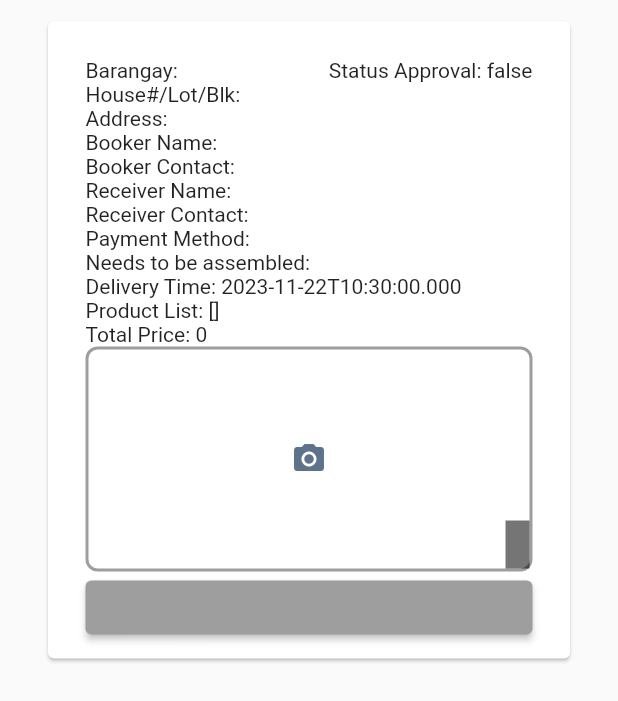
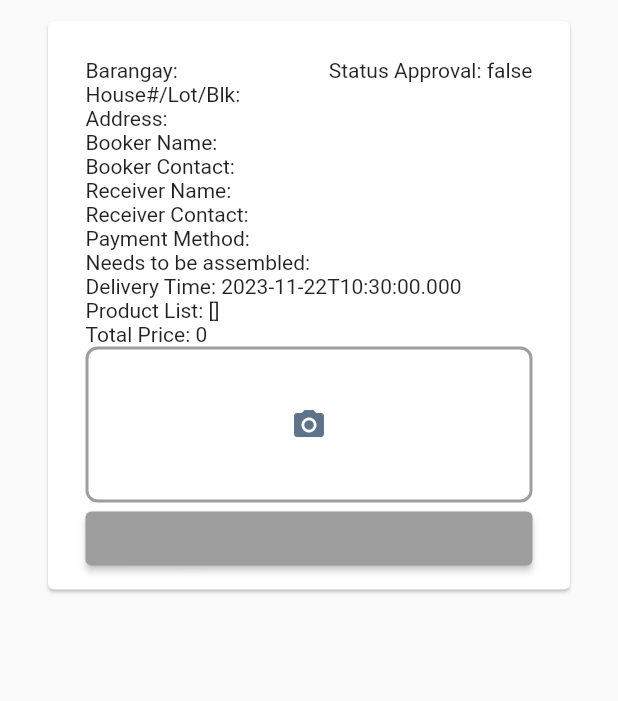
Before and after one commit to mrHeinrichh/J.E-Moral-Driver-Mobile-App, a Flutter app: the PickedUpCard widget shown alone on an empty page, opened directly with empty values, after a tap on the "camera alt" icon, on a phone screen of 412 x 824 dp. Shown: the top 701 px of the screen. Run offline on Flutter 3.47's test engine with Material 2 defaults, Android fonts, the phone set to English and light mode, and no system bars; our stand-ins replace image_picker; network calls fail.

```diff
--- a/lib/widgets/custom_cards.dart
+++ b/lib/widgets/custom_cards.dart
@@ -32,6 +32,10 @@ class CustomCard extends StatelessWidget {
                 child: Column(
                   crossAxisAlignment: CrossAxisAlignment.start,
                   children: [
+                    Text(
+                      "Transaction id: ${transactionData['_id']}",
+                      style: customTextStyle,
+                    ),
                     Row(
                       mainAxisAlignment: MainAxisAlignment.spaceBetween,
                       children: [
--- a/lib/widgets/pickup_card.dart
+++ b/lib/widgets/pickup_card.dart
@@ -1,8 +1,7 @@
 import 'dart:io';
-
-import 'package:driver_app/widgets/card_button.dart';
 import 'package:flutter/material.dart';
 import 'package:image_picker/image_picker.dart';
+import 'package:driver_app/widgets/card_button.dart';
 
 class PickedUpCard extends StatefulWidget {
   final TextStyle customTextStyle;
@@ -24,9 +23,10 @@ class PickedUpCard extends StatefulWidget {
 }
 
 class _PickedUpCardState extends State<PickedUpCard> {
-  File? _image;
-  bool _imageCaptured = false;
+  File? _image; // Variable to store the picked image
+  bool _imageCaptured = false; // Flag to check if an image is captured
 
+  // Function to get an image from the camera
   Future<void> _getImageFromCamera() async {
     final pickedFile =
         await ImagePicker().pickImage(source: ImageSource.camera);
@@ -34,27 +34,28 @@ class _PickedUpCardState extends State<PickedUpCard> {
     if (pickedFile != null) {
       setState(() {
         _image = File(pickedFile.path);
-        _imageCaptured = true; // Image has been captured
+        _imageCaptured = true; // Set the flag to true when an image is captured
       });
     }
   }
 
+  // Function to delete the captured image
   void _deleteImage() {
     setState(() {
       _image = null;
-      _imageCaptured = false;
+      _imageCaptured = false; // Set the flag to false when the image is deleted
     });
   }
 
   @override
   Widget build(BuildContext context) {
     return Padding(
-      padding: const EdgeInsets.fromLTRB(28, 10, 28, 10),
+      padding: EdgeInsets.fromLTRB(28, 10, 28, 10),
       child: Column(
         children: [
           Card(
             child: Padding(
-              padding: const EdgeInsets.fromLTRB(25, 25, 25, 10),
+              padding: EdgeInsets.fromLTRB(25, 25, 25, 10),
               child: Column(
                 crossAxisAlignment: CrossAxisAlignment.start,
                 children: [
@@ -116,31 +117,56 @@ class _PickedUpCardState extends State<PickedUpCard> {
                     "Total Price: ${widget.transactionData['total']}",
                     style: widget.customTextStyle,
                   ),
-
                   GestureDetector(
                     onTap: () {
+                      // Toggle between capturing image and deleting image
                       if (_imageCaptured) {
-                        _deleteImage(); // Handle image deletion
+                        _deleteImage();
                       } else {
-                        _getImageFromCamera(); // Handle the click action
+                        _getImageFromCamera();
                       }
                     },
-                    child: Container(
+                    child: Stack(
+                      children: [
+                        _imageCaptured
+                            ? Container(
                                 decoration: BoxDecoration(
                                   border: Border.all(
-                          color: Colors.grey, // Set the border color
-                          width: 2.0, // Set the border width
+                                    color: Colors.grey,
+                                    width: 2.0,
                                   ),
-                        borderRadius:
-                            BorderRadius.circular(8.0), // Set border radius
+                                  borderRadius: BorderRadius.circular(8.0),
+                                ),
+                                child: ClipRRect(
+                                  borderRadius: BorderRadius.circular(6.0),
+                                  child: Image.file(
+                                    _image!,
+                                    width: double.infinity,
+                                    height: 100.0,
+                                    fit: BoxFit.cover,
+                                  ),
+                                ),
+                              )
+                            : Container(
+                                decoration: BoxDecoration(
+                                  border: Border.all(
+                                    color: Colors.grey,
+                                    width: 2.0,
+                                  ),
+                                  borderRadius: BorderRadius.circular(8.0),
                                 ),
                                 child: Stack(
                                   children: [
-                          Center(
+                                    Container(
+                                      height: 100,
+                                      child: Center(
                                         child: Icon(
                                           Icons.camera_alt,
-                              color:
-                                  Color(0xFF5E738A), // Set icon color to 5E738A
+                                          color: Color(0xFF5E738A),
+                                        ),
+                                      ),
+                                    ),
+                                  ],
                                 ),
                               ),
                         Positioned(
@@ -156,46 +182,13 @@ class _PickedUpCardState extends State<PickedUpCard> {
                                 )
                               : SizedBox.shrink(),
                         ),
-                          Align(
-                            alignment: Alignment.bottomRight,
-                            child: Container(
-                              color: Colors.black54,
-                              child: Padding(
-                                padding: const EdgeInsets.all(8.0),
-                                child: Text(
-                                  _imageCaptured
-                                      ? _image != null
-                                          ? _image!.path.split('/').last
-                                          : 'No Image'
-                                      : '',
-                                  style: TextStyle(
-                                    color: Colors.white,
+                      ],
                     ),
                   ),
-                              ),
-                            ),
-                          ),
-                        ],
-                      ),
-                      width: double.infinity,
-                      height: 150.0, // Adjust the height as needed
-                    ),
-                  ),
-
-                  // Display the captured image
-                  // if (_image != null)
-                  //   Image.file(
-                  //     _image!,
-                  //     width: 100,
-                  //     height: 100,
-                  //   ),
-
                   CardButton(
                     text: widget.buttonText,
                     onPressed: widget.onPressed,
-                    color: _imageCaptured
-                        ? const Color(0xFFBD2019) // Change to BD2019 color
-                        : widget.btncolor, // Use original color
+                    color: _imageCaptured ? Color(0xFFBD2019) : widget.btncolor,
                   ),
                 ],
               ),
```
Lines whose indentation alone changed are shown as unchanged.
